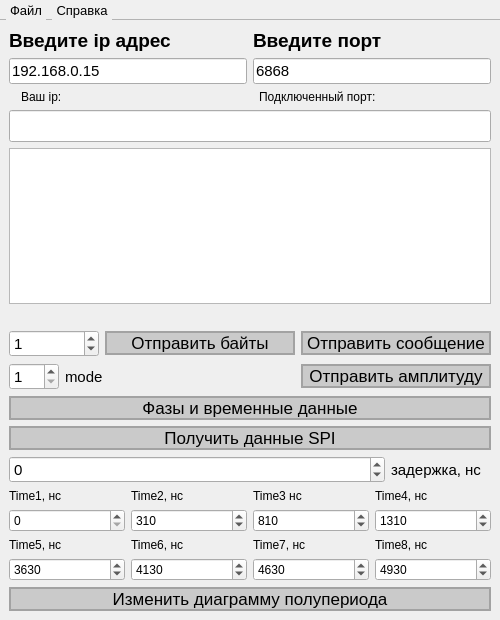
Old version of the form QTmain.ui in the repository Batonreal/UDPconnect.
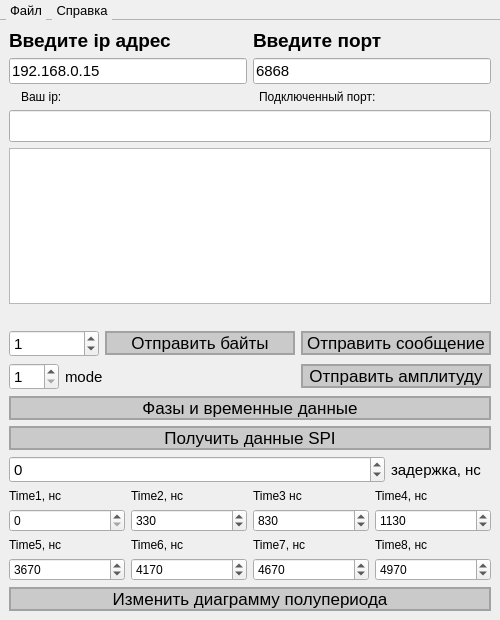
New version of the form.

```diff
--- a/QTmain.ui
+++ b/QTmain.ui
@@ -480,7 +480,7 @@
              <number>10</number>
             </property>
             <property name="value">
-             <number>310</number>
+             <number>330</number>
             </property>
            </widget>
           </item>
@@ -504,7 +504,7 @@
              <number>10</number>
             </property>
             <property name="value">
-             <number>810</number>
+             <number>830</number>
             </property>
            </widget>
           </item>
@@ -528,7 +528,7 @@
              <number>10</number>
             </property>
             <property name="value">
-             <number>1310</number>
+             <number>1130</number>
             </property>
            </widget>
           </item>
@@ -559,7 +559,7 @@
              <number>10</number>
             </property>
             <property name="value">
-             <number>3630</number>
+             <number>3670</number>
             </property>
            </widget>
           </item>
@@ -583,7 +583,7 @@
              <number>10</number>
             </property>
             <property name="value">
-             <number>4130</number>
+             <number>4170</number>
             </property>
            </widget>
           </item>
@@ -607,7 +607,7 @@
              <number>10</number>
             </property>
             <property name="value">
-             <number>4630</number>
+             <number>4670</number>
             </property>
            </widget>
           </item>
@@ -631,7 +631,7 @@
              <number>10</number>
             </property>
             <property name="value">
-             <number>4930</number>
+             <number>4970</number>
             </property>
            </widget>
           </item>
```
